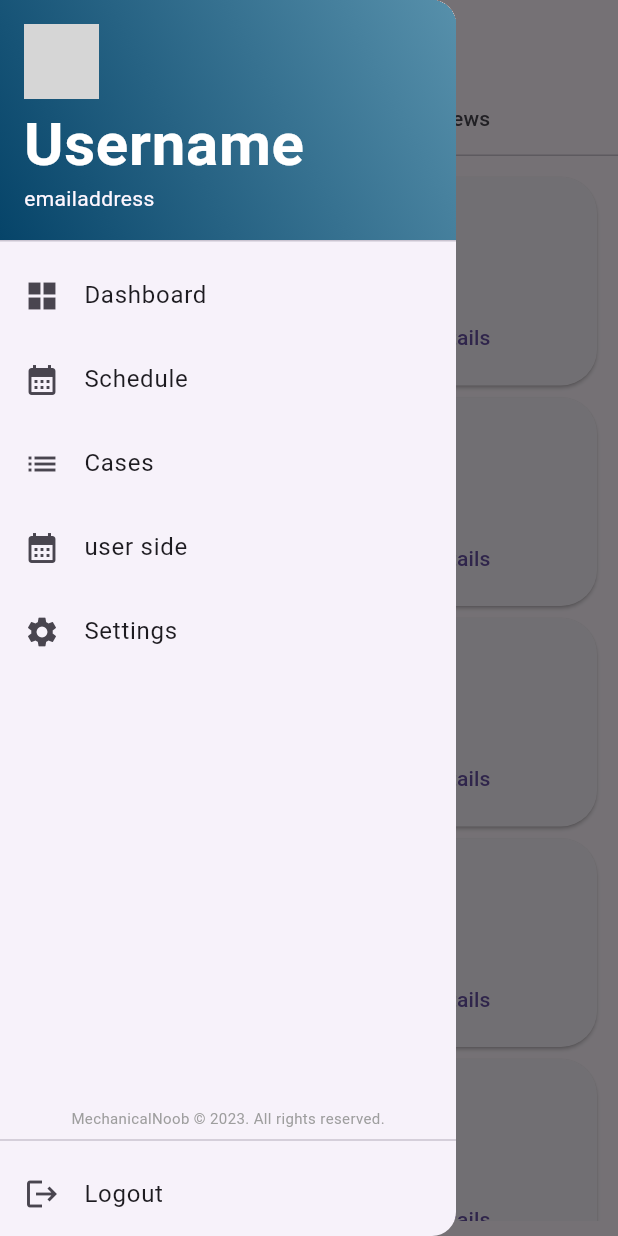
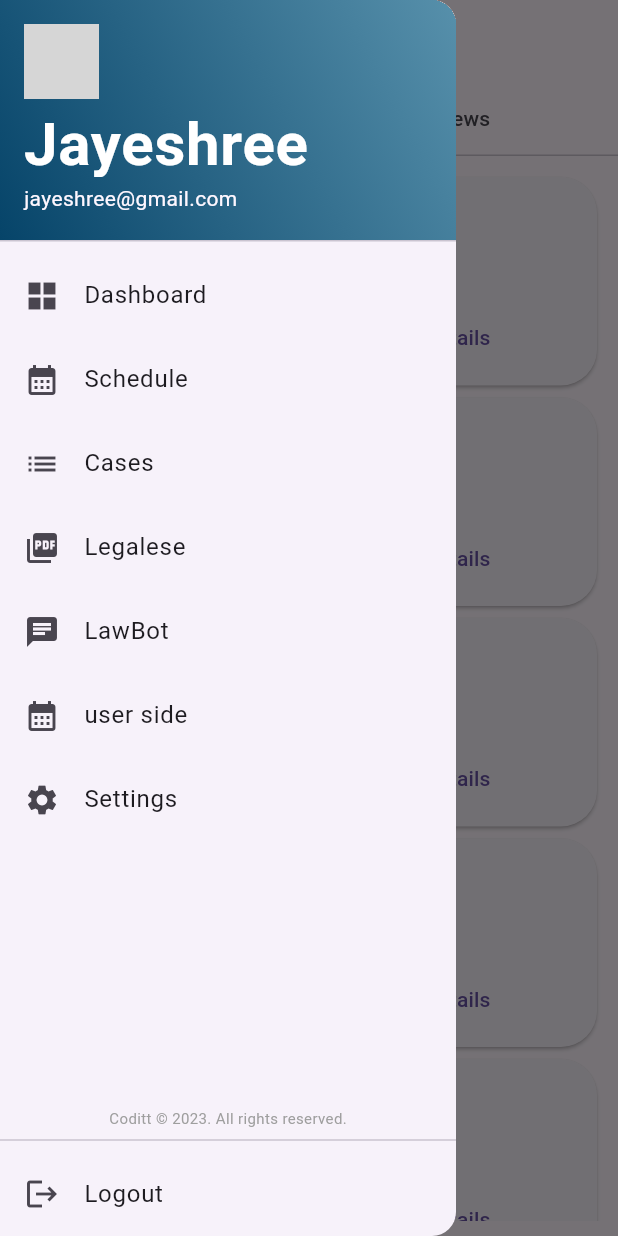
Before and after one commit to MechanicalNoob05/lawtrix, a Flutter app: the HomePage screen opened by its route, with the side drawer open, on a phone screen of 412 x 824 dp. Run offline on Flutter 3.47's test engine with Material 2 defaults, Android fonts, the phone set to English and light mode, and no system bars; our stand-ins replace file_picker, shared_preferences, table_calendar, webview_flutter; missing offline and left inert: device_apps, syncfusion_flutter_pdf; accounts and stored records are empty; network calls fail; grey boxes are pictures that could not be loaded.

Commit message:
She taught me how to love, but not how to stop.

```diff
--- a/lib/components/navigation_drawer.dart
+++ b/lib/components/navigation_drawer.dart
@@ -30,14 +30,14 @@ class _NavDrawerState extends State<NavDrawer> {
                     Color(0xff5790ab),
                   ]),
             ),
-            accountEmail: Text("emailaddress"),
+            accountEmail: Text("jayeshree@gmail.com"),
             currentAccountPictureSize: Size(50, 50),
             currentAccountPicture: CircleAvatar(
               backgroundColor: Colors.transparent,
-              backgroundImage: NetworkImage("https://i.pinimg.com/564x/28/4b/7a/284b7a9e763832cf3281db31a728a665.jpg"),
+              backgroundImage: NetworkImage("https://images.unsplash.com/photo-1494790108377-be9c29b29330?ixlib=rb-4.0.3&ixid=M3wxMjA3fDB8MHxzZWFyY2h8M3x8cHJvZmlsZXxlbnwwfHwwfHx8MA%3D%3D&auto=format&fit=crop&w=500&q=60"),
             ),
             accountName: Text(
-              "Username",
+              "Jayeshree",
               style: TextStyle(
                 color: Colors.white,
                 fontWeight: FontWeight.bold,
@@ -70,6 +70,20 @@ class _NavDrawerState extends State<NavDrawer> {
             )
         );
       },
+          ),
+          ListTile(
+            leading: const Icon(Icons.picture_as_pdf),
+            title: const Text("Legalese"),
+            onTap: () {
+              Navigator.popAndPushNamed(context, route.legalese);
+            },
+          ),
+          ListTile(
+            leading: const Icon(Icons.chat),
+            title: const Text("LawBot"),
+            onTap: () {
+              Navigator.popAndPushNamed(context, route.lawbot);
+            },
           ),
           ListTile(
             leading: const Icon(Icons.calendar_month),
@@ -109,7 +123,7 @@ class _NavDrawerState extends State<NavDrawer> {
           ),
           const Spacer(),
           const Text(
-            "MechanicalNoob © 2023. All rights reserved.",
+            "Coditt © 2023. All rights reserved.",
             style: TextStyle(
               fontSize: 10,
               color: Colors.grey,
--- a/lib/router/router.dart
+++ b/lib/router/router.dart
@@ -1,5 +1,8 @@
 // import 'dart:js';
+import 'dart:ui';
+
 import 'package:device_apps/device_apps.dart';
+import 'package:lawtrix/screens/trial%20pages/ltpconv.dart';
 import 'package:url_launcher/url_launcher.dart';
 import 'package:flutter/foundation.dart' show kIsWeb;
 import 'package:url_launcher/url_launcher.dart';
@@ -13,7 +16,9 @@ import 'package:flutter/material.dart';
 import 'package:url_launcher/url_launcher_string.dart';
 
 
+import '../screens/trial pages/iforweb.dart';
 import '../screens/trial pages/schedulepage.dart';
+import '../screens/trial pages/webframe.dart';
 
 const String loginPage = 'login';
 const String signupPage = 'signup';
@@ -24,9 +29,9 @@ const String settingsPage = "settings";
 const String accountSettingsPage = "accountSettings";
 const String Cal = 'calendar';
 const String nap = 'nap';
-
+const String legalese = 'legalese';
 const String Splash = "splash";
-
+const String lawbot = 'lawbot';
 
 Route<dynamic> generalController(RouteSettings settings){
   switch (settings.name){
@@ -46,7 +51,14 @@ Route<dynamic> generalController(RouteSettings settings){
     case nap:
       open();
       return MaterialPageRoute(builder: (context) => const HomePage());
-
+    case legalese:
+      return MaterialPageRoute(builder: (context) => PDFTextViewer());
+    case lawbot:
+      if(kIsWeb){
+        return MaterialPageRoute(builder: (context) => webb());
+      }else{
+        return MaterialPageRoute(builder: (context) => Weba());
+      }
     case Splash:
       return MaterialPageRoute(builder: (context) => const SplashScreen());
       // Default response
@@ -92,11 +104,11 @@ open() async {
   try {
     ///checks if the app is installed on your mobile device
     // DeviceApps.openApp("com.supercell.clashofclans");
-    bool isInstalled = await DeviceApps.isAppInstalled('com.example.trialforeverything');
+    bool isInstalled = await DeviceApps.isAppInstalled('com.example.petco');
     print('xxce');
     print(isInstalled);
     if (isInstalled) {
-      DeviceApps.openApp("com.example.trialforeverything");
+      DeviceApps.openApp("com.example.petco'");
     } else {
       ///if the app is not installed it lunches google play store so you can install it from there
       launchUrlString("http://localhost:46028/");
--- a/lib/screens/trial pages/schedulepage.dart
+++ b/lib/screens/trial pages/schedulepage.dart
@@ -87,6 +87,7 @@ class _TableEventsExampleState extends State<TableEventsExample> {
       appBar: AppBar(
         title: Text('TableCalendar - Events'),
       ),
+      drawer: NavDrawer(),
       body: Column(
         children: [
           TableCalendar<Event>(
--- a/pubspec.yaml
+++ b/pubspec.yaml
@@ -40,6 +40,10 @@ dependencies:
   url_launcher: ^6.1.14
   table_calendar: ^3.0.9
   device_apps: ^2.2.0
+  syncfusion_flutter_pdf: ^23.1.36
+  file_picker: ^5.5.0
+  http: ^1.1.0
+  webview_flutter: ^4.2.4
 
 
 
```
Also changed, not shown: lib/screens/trial pages/constants.dart (added, +13 -0 lines), lib/screens/trial pages/iforweb.dart (added, +29 -0 lines), lib/screens/trial pages/ltpconv.dart (added, +139 -0 lines), lib/screens/trial pages/webframe.dart (added, +65 -0 lines), assets/images/logo.png, assets/images/logo3.png (deleted), assets/images/logo4.png (added), pubspec.lock.
